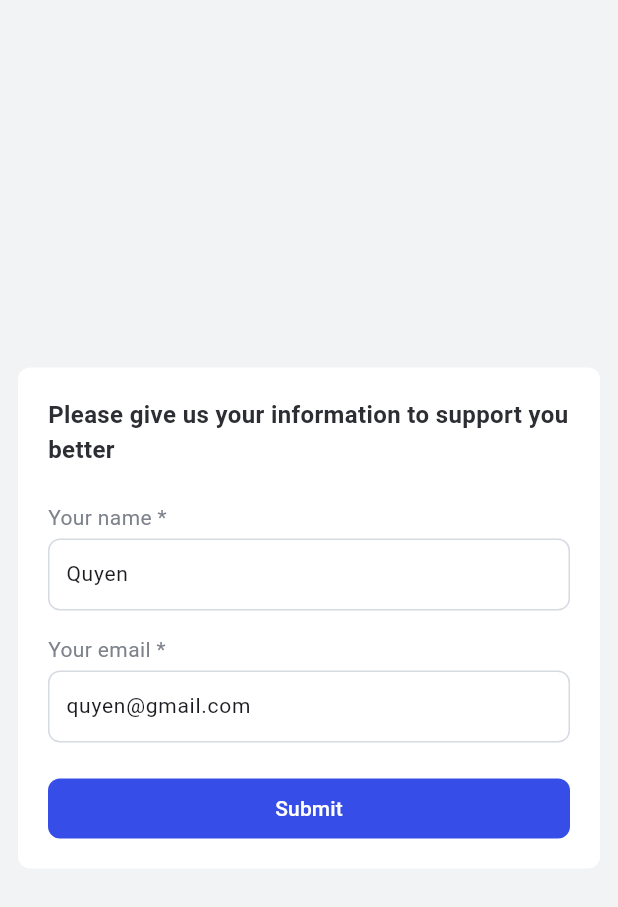
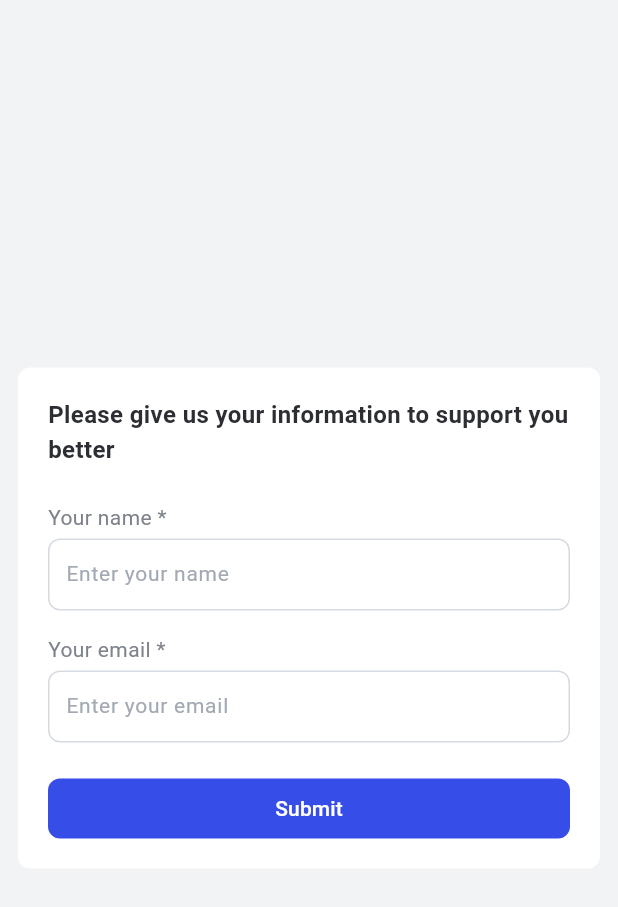
Before and after one commit to Eastplayers/cxgenie-flutter, a Flutter app: the ContactInformation widget shown alone on an empty page, opened directly with empty values, on a phone screen of 412 x 824 dp. Shown: the top 907 px of the screen. Run offline on Flutter 3.47's test engine with Material 3 defaults, Android fonts, the phone set to English and light mode, and no system bars; drawn by our look-alikes of flutter_form_builder; our stand-ins replace chewie, flutter_html, flutter_svg, form_builder_validators, image_picker, socket_io_client and 1 more; missing offline and left inert: flutter_html_iframe, flutter_portal, linkify; accounts and stored records are empty; network calls fail.

Commit message:
chore: remove logs

```diff
--- a/lib/widgets/app_container.dart
+++ b/lib/widgets/app_container.dart
@@ -38,7 +38,6 @@ class AppContainerState extends State<AppContainer> {
   Widget build(BuildContext context) {
     return Consumer<AppProvider>(builder: (context, value, child) {
       final bot = value.bot;
-      print(bot.workspace?.id);
       String color = bot.themeColor!.replaceAll("#", "0xff");
       final customer = value.customer;
 
--- a/lib/widgets/contact_information.dart
+++ b/lib/widgets/contact_information.dart
@@ -74,7 +74,6 @@ class ContactInformationState extends State<ContactInformation> {
                             child: FormBuilderTextField(
                               name: 'name',
                               cursorColor: widget.themeColor,
-                              initialValue: 'Quyen',
                               decoration: InputDecoration(
                                 hintText: widget.language == LanguageOptions.en
                                     ? "Enter your name"
@@ -138,7 +137,6 @@ class ContactInformationState extends State<ContactInformation> {
                             child: FormBuilderTextField(
                               name: 'email',
                               keyboardType: TextInputType.emailAddress,
-                              initialValue: 'quyen@gmail.com',
                               cursorColor: widget.themeColor,
                               decoration: InputDecoration(
                                 hintText: widget.language == LanguageOptions.en
```
